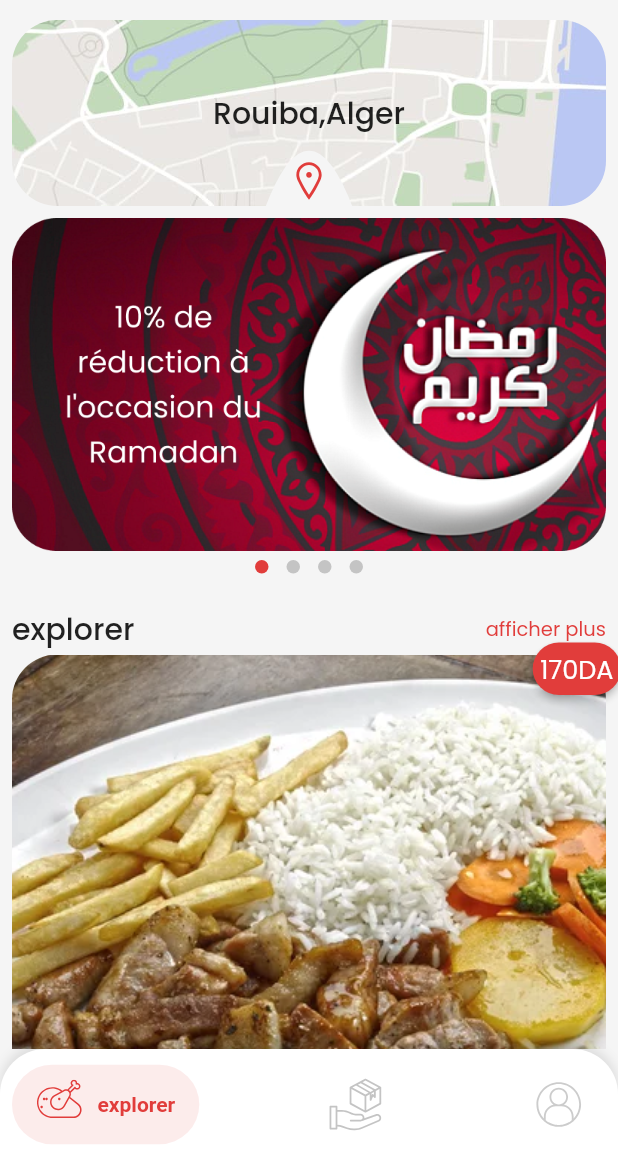
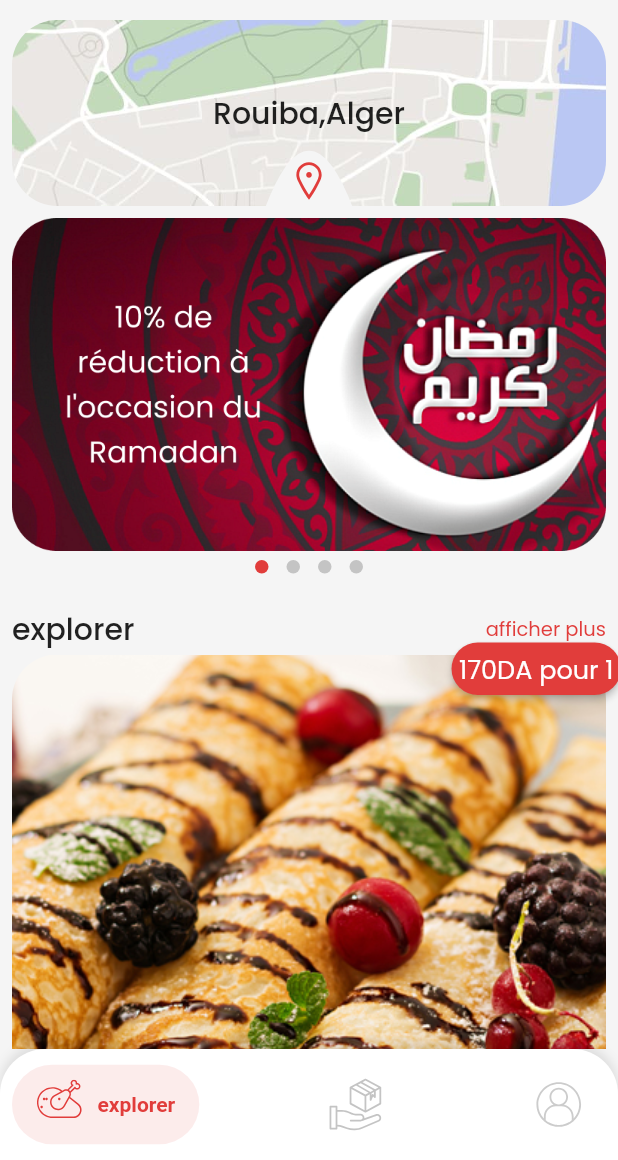
Before and after one commit to HoussemRabah/maclat, a Flutter app: the HomeScreen screen opened directly, on a phone screen of 412 x 824 dp, the part 76-1236 px from its top. Run offline on Flutter 3.47's test engine with Material 2 defaults, Android fonts, the phone set to English and light mode, and no system bars; drawn by our look-alikes of badges, card_swiper, dots_indicator, salomon_bottom_bar; our stand-ins replace blur, flutter_bloc, flutter_custom_clippers, flutter_svg, font_awesome_flutter, glass and 3 more; missing offline and left inert: stepper_counter_swipe.

Commit message:
improve exmps

```diff
--- a/lib/Core/examples.dart
+++ b/lib/Core/examples.dart
@@ -218,8 +218,8 @@ List<Food> foodExamples = [
       qntLimitDown: 2,
       configs: [],
       ings: [
-        Ing(title: "loz", image: "assets/ing/loz.png"),
-        Ing(title: "honey", image: "assets/ing/honey.png"),
+        Ing(title: "Amande", image: "assets/ing/loz.png"),
+        Ing(title: "meil", image: "assets/ing/honey.png"),
       ],
       healths: [
         Health(title: "pour le diabète", stat: false),
@@ -246,10 +246,10 @@ List<Food> foodExamples = [
             points: ["non", "un peu", "tres"],
             prices: [
               0,
-              0,
-              25,
+              20,
+              40,
             ],
-            defaut: 1),
+            defaut: 0),
         Config(
             icon: Image.asset(
               "assets/ing/fraise.png",
@@ -259,10 +259,10 @@ List<Food> foodExamples = [
             points: ["non", "un peu", "tres"],
             prices: [
               0,
-              0,
               10,
+              30,
             ],
-            defaut: 1),
+            defaut: 0),
         Config(
             icon: Image.asset(
               "assets/ing/bais.png",
@@ -272,14 +272,14 @@ List<Food> foodExamples = [
             points: ["non", "un peu", "tres"],
             prices: [
               0,
-              0,
-              20,
+              30,
+              60,
             ],
-            defaut: 1),
+            defaut: 0),
       ],
       ings: [
         Ing(title: "fruits", image: "assets/ing/fruits.png"),
-        Ing(title: "chocola", image: "assets/ing/choco.png"),
+        Ing(title: "chocolat", image: "assets/ing/choco.png"),
       ],
       healths: [
         Health(title: "pour le diabète", stat: false),
@@ -289,15 +289,15 @@ List<Food> foodExamples = [
 ];
 
 List<Food> tinderExamples = [
-  foodExamples[0],
   foodExamples[4],
   foodExamples[1],
-  foodExamples[3]
+  foodExamples[3],
+  foodExamples[0],
 ];
 
 List<Store> storesExamples = [
   Store(
-      name: "Platacos Resto",
+      name: "Platacos",
       rate: "3.4",
       disc:
           "Je suis Fares un chef professionnel, avec 8 ans d'expérience je vous accueille dans mon propre restaurant",
```
